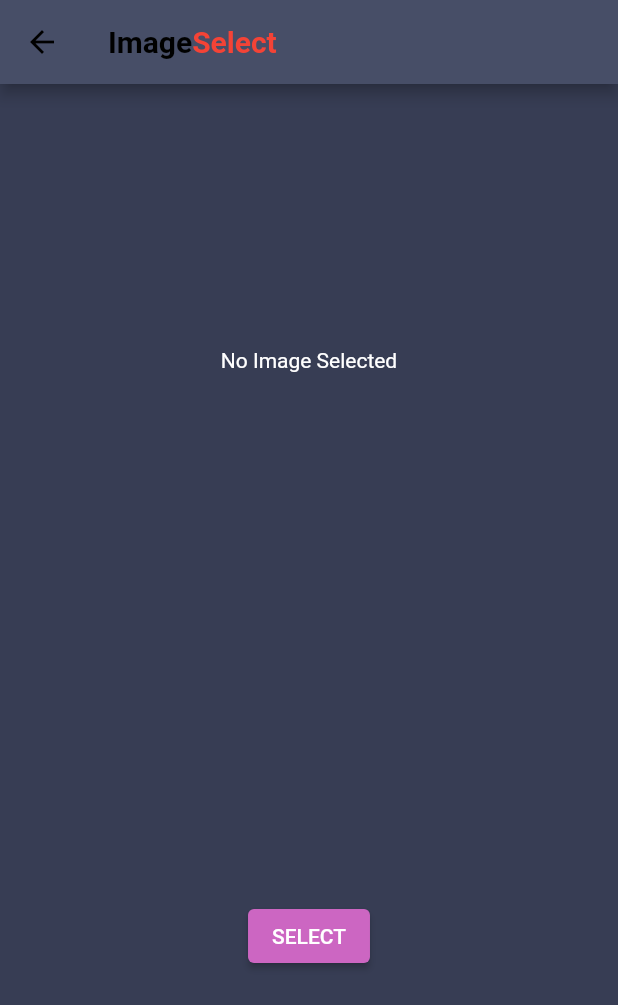
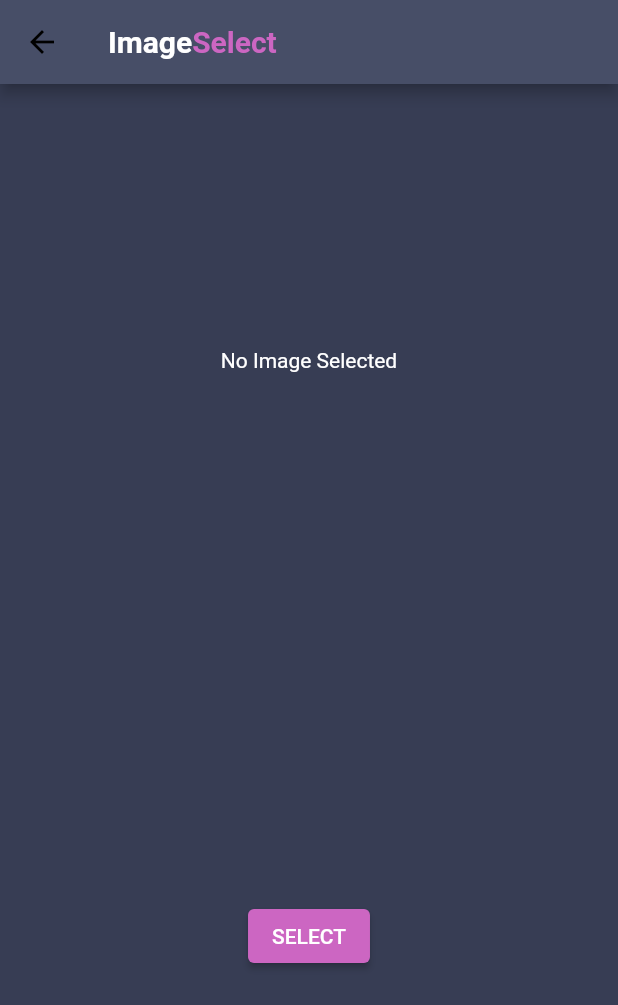
Before and after one commit to acm-projects/ArtBlock, a Flutter app: the CameraScreen screen opened directly, on a phone screen of 412 x 824 dp. Shown: the top 1005 px of the screen. Run offline on Flutter 3.47's test engine with Material 2 defaults, Android fonts, the light colour scheme and no system bars; our stand-ins replace google_fonts, image_picker, palette_generator, shared_preferences; missing offline and left inert: flutter_hsvcolor_picker, flutter_swipable; accounts and stored records are empty; network calls fail.

Commit message:
Update new-camera-screen.dart

```diff
--- a/client_artblock/lib/new-camera-screen.dart
+++ b/client_artblock/lib/new-camera-screen.dart
@@ -132,11 +132,11 @@ class _CameraScreenState extends State<CameraScreen> {
               TextSpan(
                   text: 'Image',
                   style: TextStyle(
-                      color: Colors.black, fontWeight: FontWeight.bold)),
+                      color: Colors.white, fontWeight: FontWeight.bold)),
               TextSpan(
                   text: 'Select',
                   style: TextStyle(
-                      color: Colors.red, fontWeight: FontWeight.bold)),
+                      color: Color(0xFFCC66C2), fontWeight: FontWeight.bold)),
             ],
           ),
         ),
```
